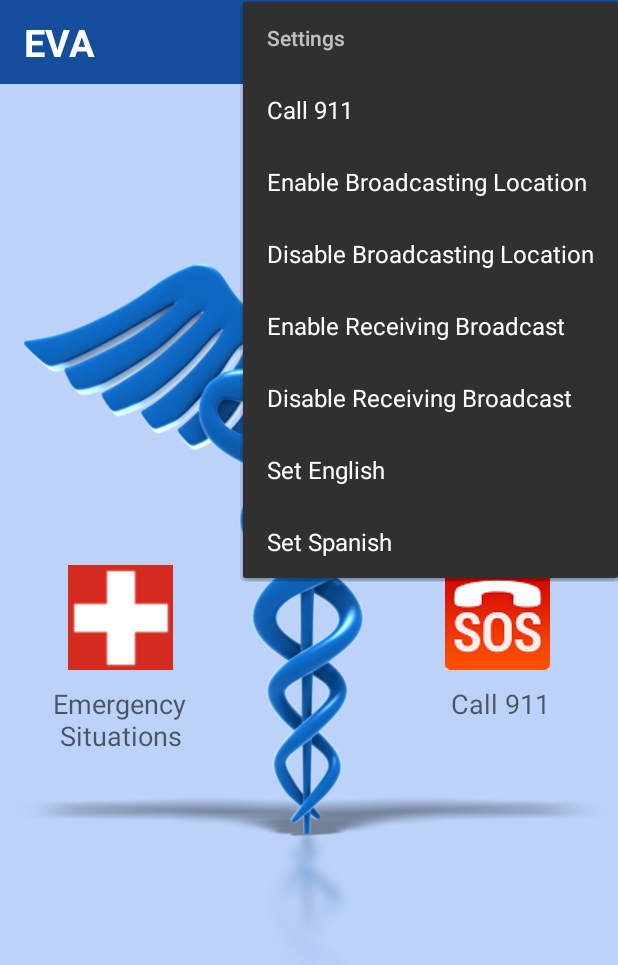
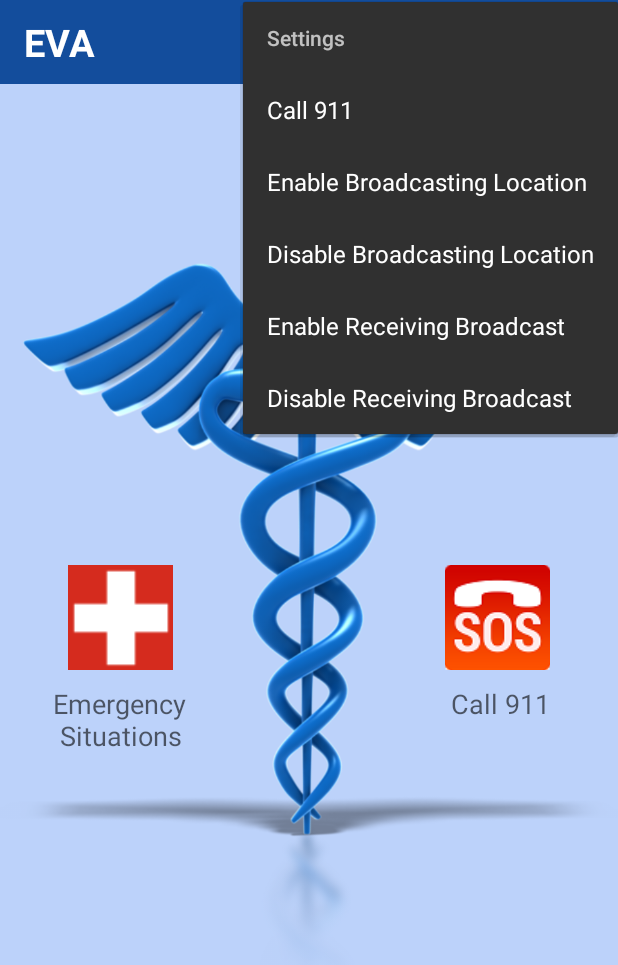
Before and after one commit to sgira/EVA, an Android app: the screen it shows after launch (MainActivity), in the options menu, after a tap on "Settings", on a phone screen of 412 x 824 dp. Shown: the top 965 px of the screen. Run offline under Robolectric (Android 15) with nearby library versions, the phone set to English and light mode, and no system bars; libraries missing offline, so code that uses them is left out: com.pubnub.api; 1 statement that could not run was skipped.

Commit message:
message10

```diff
--- a/app/src/main/java/com/wellness/eva/MainActivity.java
+++ b/app/src/main/java/com/wellness/eva/MainActivity.java
@@ -35,8 +35,6 @@ public class MainActivity extends AppCompatActivity
     private boolean call911Flag;
     private boolean broadcastFlag;
     private boolean receiveBroadcastFlag;
-    private boolean EnglishFlag;
-    private boolean SpanishFlag;
     private Button btnLocation;
     private UserPreferences mypreferences = new UserPreferences();
 
@@ -105,13 +103,6 @@ public class MainActivity extends AppCompatActivity
 
         receiveBroadcastFlag = settings.getBoolean("receiveBroadcastingMode", true);
         mypreferences.setReceiveBroadcast(receiveBroadcastFlag);
-
-        EnglishFlag = settings.getBoolean("EnglishMode", true);
-        mypreferences.setEnglish(EnglishFlag);
-
-        SpanishFlag = settings.getBoolean("SpanishMode", false);
-        mypreferences.setSpanish(SpanishFlag);
-
     }
 
     @Override
@@ -179,32 +170,6 @@ public class MainActivity extends AppCompatActivity
             editor.putBoolean("receiveBroadcastingMode",receiveBroadcastFlag).commit();
         }
 
-        if (id == R.id.menu_setEnglish) {
-            Toast.makeText(getApplicationContext(),"Set English",Toast.LENGTH_SHORT).show();
-            EnglishFlag = true;
-            SpanishFlag = false;
-            myLanguage.changeLocale(this.getResources(), "en");
-            mypreferences.setEnglish(EnglishFlag);
-            mypreferences.setSpanish(SpanishFlag);
-
-            SharedPreferences.Editor editor = settings.edit();
-            editor.putBoolean("receiveBroadcastingMode",EnglishFlag).commit();
-            editor.putBoolean("receiveBroadcastingMode",SpanishFlag).commit();
-        }
-
-        if (id == R.id.menu_setSpanish) {
-            Toast.makeText(getApplicationContext(),"Set Spanish",Toast.LENGTH_SHORT).show();
-            SpanishFlag = true;
-            EnglishFlag = false;
-            myLanguage.changeLocale(this.getResources(), "es");
-            mypreferences.setSpanish(SpanishFlag);
-            mypreferences.setEnglish(EnglishFlag);
-
-            SharedPreferences.Editor editor = settings.edit();
-            editor.putBoolean("receiveBroadcastingMode",SpanishFlag).commit();
-            editor.putBoolean("receiveBroadcastingMode",EnglishFlag).commit();
-        }
-
         return super.onOptionsItemSelected(item);
     }
 
--- a/app/src/main/res/menu/settings_menu.xml
+++ b/app/src/main/res/menu/settings_menu.xml
@@ -25,12 +25,7 @@
             <item
                 android:id="@+id/menu_disable_receiveBroadcast"
                 android:title="Disable Receiving Broadcast"/>
-            <item
-                android:id="@+id/menu_setEnglish"
-                android:title="Set English"/>
-            <item
-                android:id="@+id/menu_setSpanish"
-                android:title="Set Spanish"/>
+
 
         </menu>
 
```
